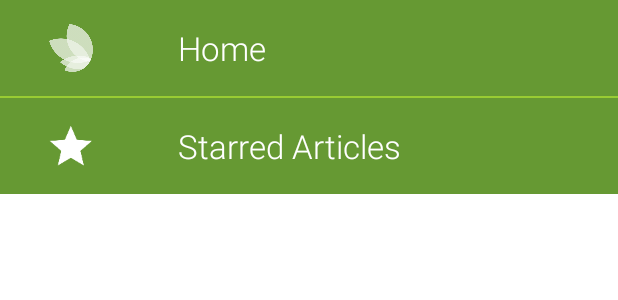
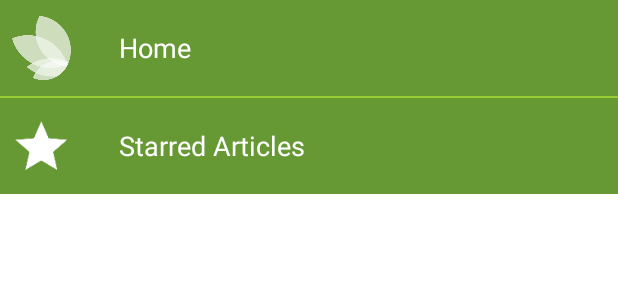
Before and after one commit to detanaputra/RBTK-DJKN, an Android app: the layout fragment_navigation_drawer.xml on its own in the app's theme, with its tools: preview values and no code run, on a phone screen of 412 x 824 dp. Shown: the top 300 px of the screen. Run offline under Robolectric (Android 15) with nearby library versions, the phone set to English and light mode, and no system bars; plain views replace RobotoTextView.

Commit message:
- fix font size

```diff
--- a/app/src/main/res/layout/fragment_navigation_drawer.xml
+++ b/app/src/main/res/layout/fragment_navigation_drawer.xml
@@ -13,8 +13,8 @@
         android:weightSum="1"
         android:paddingLeft="8dp"
         android:paddingRight="8dp"
-        android:paddingTop="16dp"
-        android:paddingBottom="16dp"
+        android:paddingTop="8dp"
+        android:paddingBottom="8dp"
         android:layout_width="match_parent"
         android:background="@drawable/btngreen"
         android:id="@+id/LinearLayoutHome"
@@ -22,7 +22,7 @@
         android:layout_height="64dp">
 
         <ImageView
-            android:layout_weight="0.2"
+            android:layout_weight="0.1"
             android:layout_width="0dp"
             android:layout_height="match_parent"
             android:src="@mipmap/logowhite"/>
@@ -35,7 +35,7 @@
             android:layout_height="match_parent"
             app:typeface="roboto_condensed_regular"
             android:textColor="@color/primary"
-            android:textAppearance="?android:attr/textAppearanceLarge"
+            style="@style/Base.TextAppearance.AppCompat.Medium"
             android:text="@string/title_section1"/>
 
     </LinearLayout>
@@ -51,8 +51,8 @@
         android:weightSum="1"
         android:paddingLeft="8dp"
         android:paddingRight="8dp"
-        android:paddingTop="16dp"
-        android:paddingBottom="16dp"
+        android:paddingTop="8dp"
+        android:paddingBottom="8dp"
         android:id="@+id/LinearLayoutStar"
         android:descendantFocusability="blocksDescendants"
         android:background="@drawable/btngreen"
@@ -60,7 +60,7 @@
         android:layout_height="64dp">
 
         <ImageView
-            android:layout_weight="0.2"
+            android:layout_weight="0.1"
             android:layout_width="0dp"
             android:layout_height="match_parent"
             android:src="@mipmap/ic_star"/>
@@ -73,7 +73,7 @@
             android:layout_height="match_parent"
             app:typeface="roboto_condensed_regular"
             android:textColor="@color/primary"
-            android:textAppearance="?android:attr/textAppearanceLarge"
+            style="@style/Base.TextAppearance.AppCompat.Medium"
             android:text="@string/title_section2"/>
 
     </LinearLayout>
--- a/app/src/main/res/layout/list_row_item.xml
+++ b/app/src/main/res/layout/list_row_item.xml
@@ -45,7 +45,7 @@
             <com.devspark.robototextview.widget.RobotoTextView
                 android:layout_width="match_parent"
                 android:layout_height="wrap_content"
-                android:textAppearance="?android:attr/textAppearanceMedium"
+                style="@style/Base.TextAppearance.AppCompat.Medium"
                 tools:text="Title"
                 app:typeface="roboto_condensed_regular"
                 android:textColor="#000"
@@ -60,7 +60,7 @@
             <com.devspark.robototextview.widget.RobotoTextView
                 android:layout_width="match_parent"
                 android:layout_height="wrap_content"
-                android:textAppearance="?android:attr/textAppearanceSmall"
+                style="@style/Base.TextAppearance.AppCompat.Small"
                 tools:text="Content"
                 app:typeface="roboto_condensed_light"
                 android:maxLines="2"
@@ -70,7 +70,7 @@
             <com.devspark.robototextview.widget.RobotoTextView
                 android:layout_width="wrap_content"
                 android:layout_height="wrap_content"
-                android:textAppearance="?android:attr/textAppearanceSmall"
+                style="@style/Base.TextAppearance.AppCompat.Small"
                 tools:text="Updated"
                 app:typeface="roboto_condensed_light_italic"
                 android:maxLines="1"
--- a/app/src/main/res/layout/toast_noconn.xml
+++ b/app/src/main/res/layout/toast_noconn.xml
@@ -15,6 +15,7 @@
         android:text="Tidak Ada Koneksi, Periksa Koneksi Anda"
         android:textColor="@color/primary"
         app:typeface="roboto_condensed_regular"
+        style="@style/Base.TextAppearance.AppCompat.Medium"
         android:layout_width="match_parent"
         android:layout_height="match_parent"/>
 
--- a/app/src/main/res/layout/toolbar.xml
+++ b/app/src/main/res/layout/toolbar.xml
@@ -14,7 +14,7 @@
         android:layout_height="match_parent"
         android:layout_marginLeft="8dp"
         android:gravity="left|center_vertical"
-        android:textAppearance="?android:attr/textAppearanceLarge"
+        style="@style/Base.TextAppearance.AppCompat.Medium"
         app:typeface="roboto_condensed_regular"
         tools:text="Title"
         android:textColor="@color/drawer"
```
